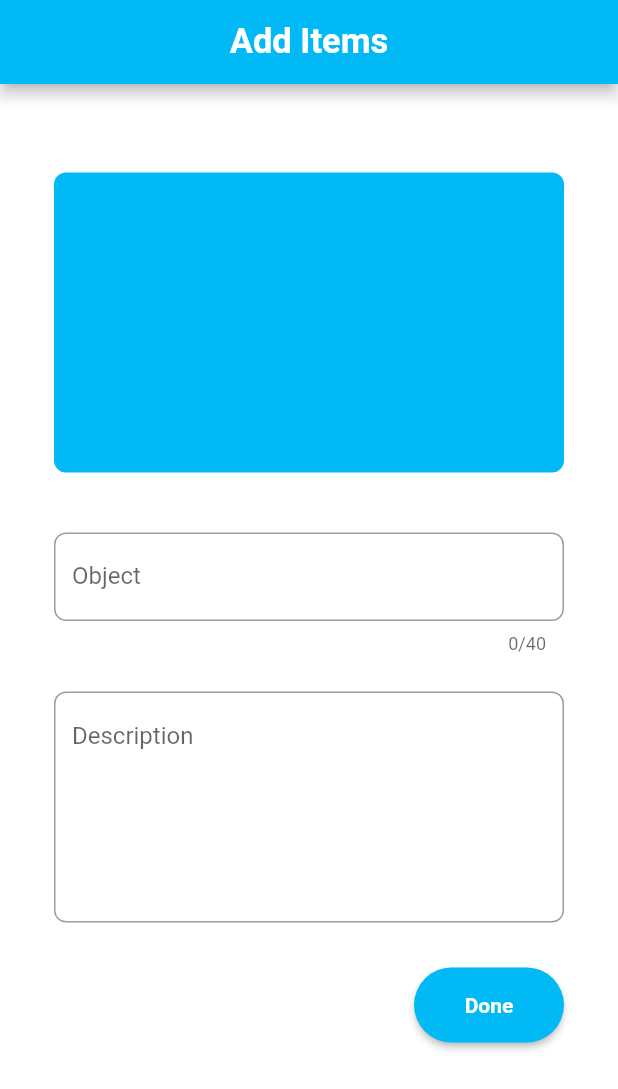
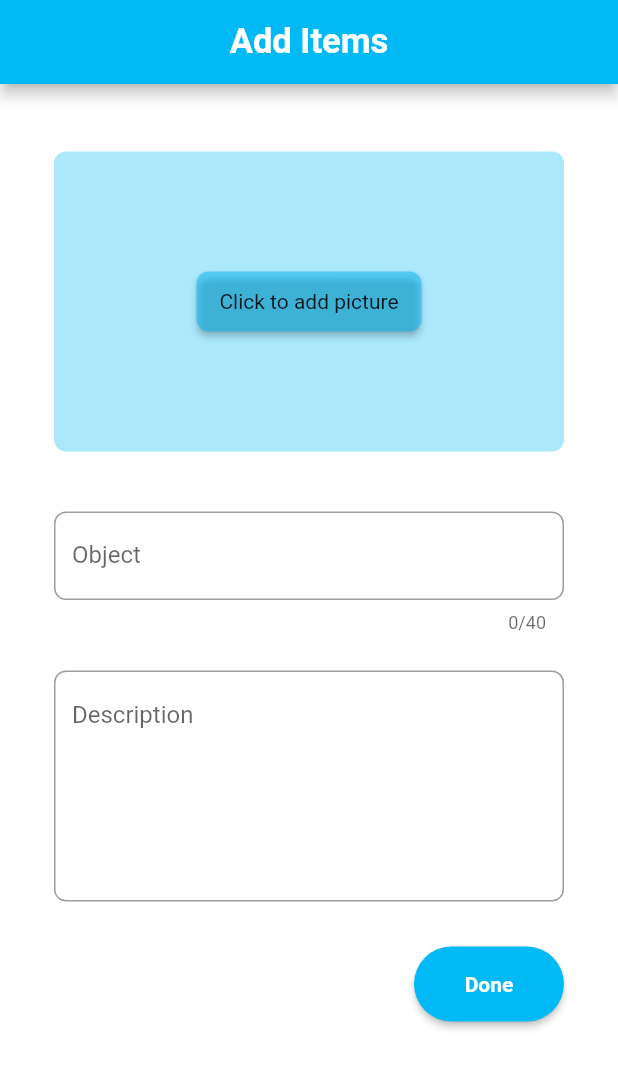
Before and after one commit to SumitKLamba/Lost-Found, a Flutter app: the OnClickFAB screen opened directly, on a phone screen of 412 x 824 dp. Shown: the top 1089 px of the screen. Run offline on Flutter 3.47's test engine with Material 2 defaults, Android fonts, the phone set to English and light mode, and no system bars; our stand-ins replace image_picker.

Commit message:
ability to upload photo added

```diff
--- a/lib/onClickFAB.dart
+++ b/lib/onClickFAB.dart
@@ -1,4 +1,6 @@
 import 'package:flutter/material.dart';
+import 'package:image_picker/image_picker.dart';
+import 'dart:io';
 
 class OnClickFAB extends StatefulWidget {
   @override
@@ -6,6 +8,16 @@ class OnClickFAB extends StatefulWidget {
 }
 
 class _OnClickFABState extends State<OnClickFAB> {
+  File _image;
+
+  Future getImage() async {
+    var image = await ImagePicker.pickImage(source: ImageSource.camera);
+
+    setState(() {
+      _image = image;
+    });
+  }
+
   String title = "";
   String desc = "";
 
@@ -29,36 +41,37 @@ class _OnClickFABState extends State<OnClickFAB> {
           ],
         ),
       ),
-      // appBar: AppBar(
-      //   backgroundColor: Color(0xFF00b9f5),
-      //   title: Align(
-      //     alignment: Alignment.center,
-      //     child: Text(
-      //       'Add Items',
-      //       style: TextStyle(
-      //         fontWeight: FontWeight.w600,
-      //         fontSize: 23,
-      //       ),
-      //     ),
-      //   ),
-      // ),
       body: Align(
         alignment: Alignment.center,
         child: Container(
-          height: 700,
+          height: MediaQuery.of(context).size.height,
           width: 340,
           child: ListView(
             children: <Widget>[
               SizedBox(
-                height: 25,
+                height: 45,
               ),
               Align(
                 alignment: Alignment.center,
                 child: Container(
                   height: 200,
                   width: 360,
+                  child: _image == null ? Center(
+                    child: RawMaterialButton(
+                      fillColor: Color(0x8000b9f5),
+                      constraints: BoxConstraints(
+                        minWidth: 150,
+                        minHeight: 40,
+                      ),
+                      shape: RoundedRectangleBorder(
+                          borderRadius: new BorderRadius.circular(8.0)),
+                      child: Text('Click to add picture'),
+                      onPressed: getImage,
+                    ),
+                  )
+                  : Image.file(_image),
                   decoration: BoxDecoration(
-                    color: Color(0xFF00b9f5),
+                    color: Color(0x5400b9f5),
                     borderRadius: BorderRadius.circular(8),
                   ),
                 ),
--- a/pubspec.yaml
+++ b/pubspec.yaml
@@ -19,7 +19,7 @@ environment:
 dependencies:
   flutter:
     sdk: flutter
-
+  image_picker: ^0.6.2+3
   # The following adds the Cupertino Icons font to your application.
   # Use with the CupertinoIcons class for iOS style icons.
   cupertino_icons: ^0.1.2
```
Also changed, not shown: pubspec.lock, 3 other files.
